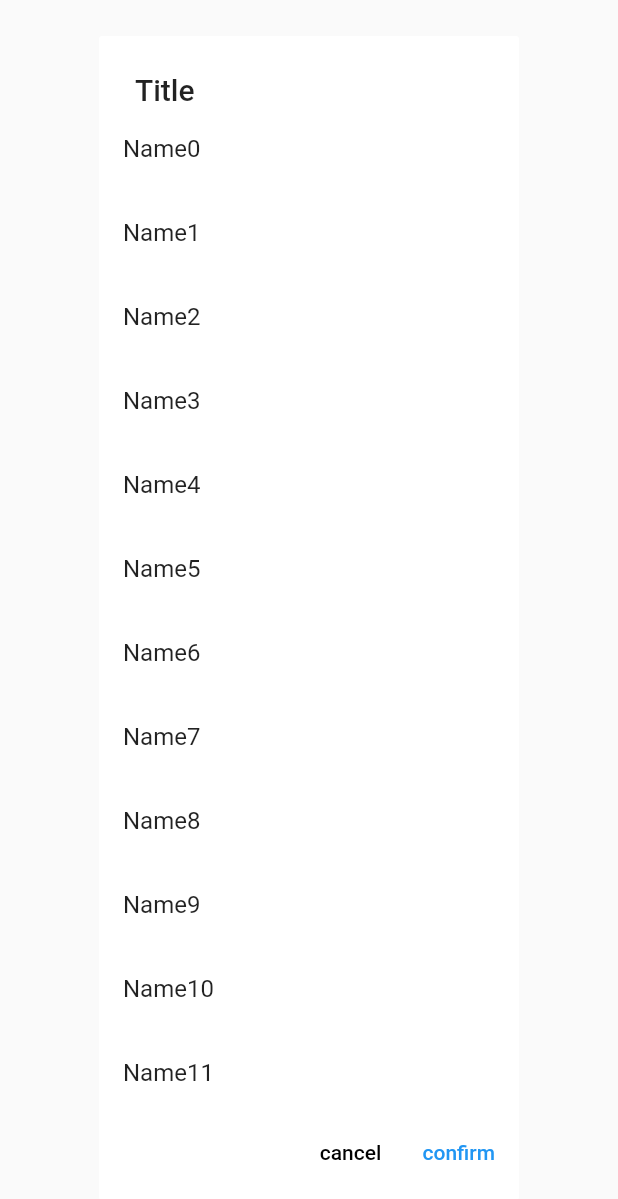
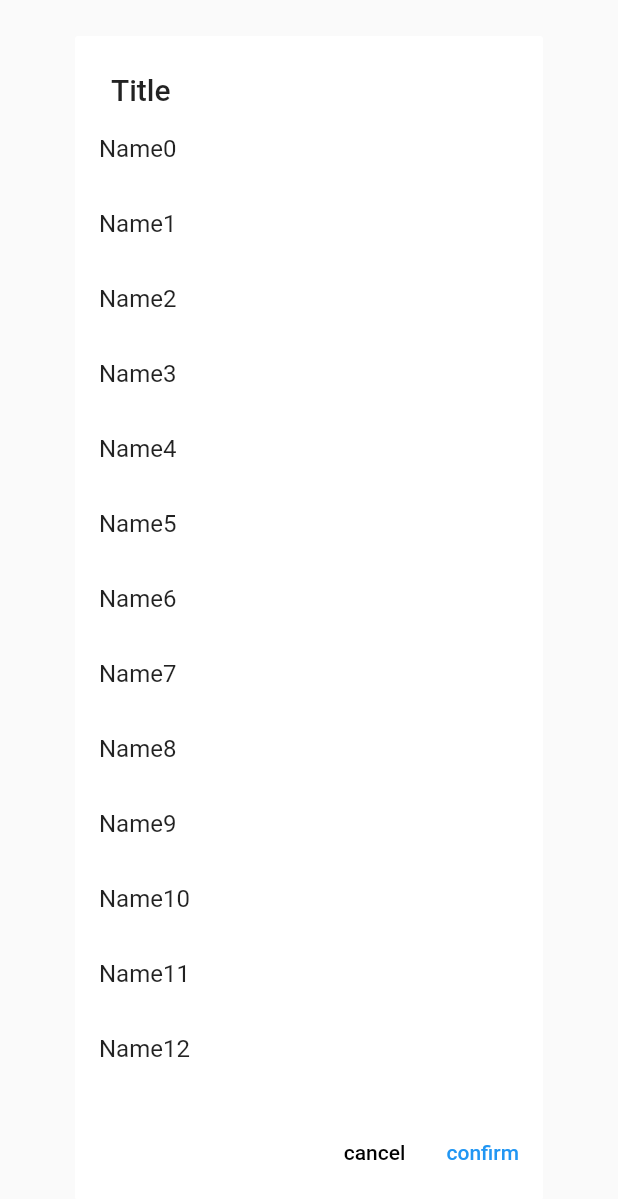
Before and after one commit to JackJonson/flutter_animated_dialog, a Flutter app: the ClassicListDialogWidget widget shown alone on an empty page, opened directly, on a phone screen of 412 x 824 dp. Shown: the top 1199 px of the screen. Run offline on Flutter 3.47's test engine with Material 2 defaults, Android fonts, the phone set to English and light mode, and no system bars; statements that could not run were skipped.

```diff
--- a/lib/src/classic_dialog_widget.dart
+++ b/lib/src/classic_dialog_widget.dart
@@ -205,8 +205,8 @@ class ClassicListDialogWidgetState<T> extends State<ClassicListDialogWidget> {
       }
       return false;
     }).toList(growable: true);
-    selectedIndex=widget.selectedIndex;
-    selectedIndexes=widget.selectedIndexes;
+    selectedIndex = widget.selectedIndex;
+    selectedIndexes = widget.selectedIndexes;
   }
 
   @override
@@ -215,6 +215,8 @@ class ClassicListDialogWidgetState<T> extends State<ClassicListDialogWidget> {
     Widget contentWidget;
     if (widget.dataList != null) {
       contentWidget = ListView.builder(
+        shrinkWrap: true,
+        itemExtent: 50,
         itemBuilder: (context, index) {
           if (widget.listItem == null) {
             switch (widget.listType) {
@@ -272,6 +274,12 @@ class ClassicListDialogWidgetState<T> extends State<ClassicListDialogWidget> {
         },
         itemCount: widget.dataList.length,
       );
+      contentWidget = ConstrainedBox(
+        constraints: BoxConstraints.tight(Size(
+            MediaQuery.of(context).size.width - 100,
+            MediaQuery.of(context).size.height - 100)),
+        child: contentWidget,
+      );
     } else {}
 
     return CustomDialogWidget(
@@ -310,7 +318,7 @@ class ClassicListDialogWidgetState<T> extends State<ClassicListDialogWidget> {
                         Navigator.of(context).pop(selectedIndex);
                         break;
                       case ListType.multiSelect:
-                        selectedIndexes=[];
+                        selectedIndexes = [];
                         int length = valueList.length;
                         for (int i = 0; i < length; i++) {
                           if (valueList[i]) {
```
Also changed, not shown: lib/src/animated_dialog.dart (+15 -6 lines), lib/src/custom_dialog_transitions.dart (+55 -0 lines), 1 other file.
